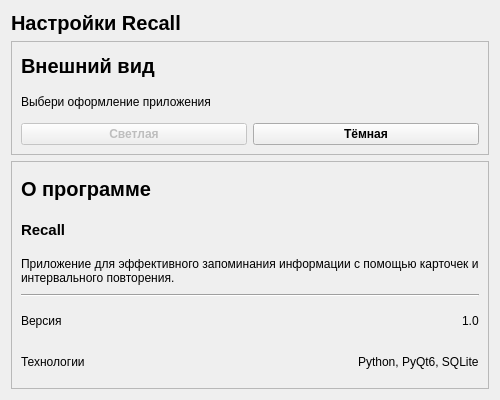
The window that ui/settings_dialog.ui (roms140/PyQt_project) describes before a commit, drawn with Qt 5.
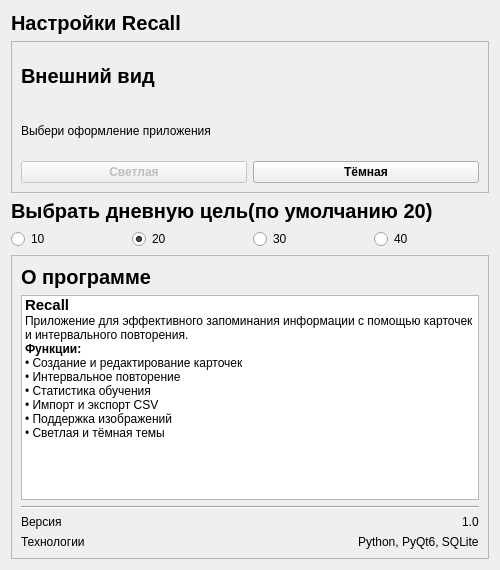
The same window after the commit.

Diff of the .ui file:
```diff
--- a/ui/settings_dialog.ui
+++ b/ui/settings_dialog.ui
@@ -7,13 +7,13 @@
     <x>0</x>
     <y>0</y>
     <width>500</width>
-    <height>400</height>
+    <height>570</height>
    </rect>
   </property>
   <property name="windowTitle">
    <string>Настройки</string>
   </property>
-  <layout class="QVBoxLayout" name="verticalLayout" stretch="0,2,4">
+  <layout class="QVBoxLayout" name="verticalLayout" stretch="0,2,0,0,4">
    <item>
     <widget class="QLabel" name="titleLabel">
      <property name="font">
@@ -96,6 +96,54 @@
      </layout>
     </widget>
    </item>
+   <item>
+    <widget class="QLabel" name="label">
+     <property name="font">
+      <font>
+       <pointsize>15</pointsize>
+       <bold>true</bold>
+      </font>
+     </property>
+     <property name="text">
+      <string>Выбрать дневную цель(по умолчанию 20)</string>
+     </property>
+    </widget>
+   </item>
+   <item>
+    <layout class="QHBoxLayout" name="horizontalLayout_4">
+     <item>
+      <widget class="QRadioButton" name="radioButton10">
+       <property name="text">
+        <string>10</string>
+       </property>
+      </widget>
+     </item>
+     <item>
+      <widget class="QRadioButton" name="radioButton20">
+       <property name="text">
+        <string>20</string>
+       </property>
+       <property name="checked">
+        <bool>true</bool>
+       </property>
+      </widget>
+     </item>
+     <item>
+      <widget class="QRadioButton" name="radioButton30">
+       <property name="text">
+        <string>30</string>
+       </property>
+      </widget>
+     </item>
+     <item>
+      <widget class="QRadioButton" name="radioButton40">
+       <property name="text">
+        <string>40</string>
+       </property>
+      </widget>
+     </item>
+    </layout>
+   </item>
    <item>
     <widget class="QFrame" name="about_programFrame">
      <property name="frameShape">
@@ -119,26 +167,68 @@
        </widget>
       </item>
       <item>
-       <widget class="QLabel" name="recallLabel">
-        <property name="font">
-         <font>
-          <pointsize>11</pointsize>
-          <bold>true</bold>
-         </font>
-        </property>
-        <property name="text">
-         <string>Recall</string>
-        </property>
-       </widget>
-      </item>
-      <item>
-       <widget class="QLabel" name="description_programLabel">
-        <property name="text">
-         <string>Приложение для эффективного запоминания информации с помощью карточек и интервального повторения.</string>
-        </property>
-        <property name="wordWrap">
-         <bool>true</bool>
-        </property>
+       <widget class="QListWidget" name="listWidget">
+        <item>
+         <property name="text">
+          <string>Recall</string>
+         </property>
+         <property name="font">
+          <font>
+           <pointsize>11</pointsize>
+           <bold>true</bold>
+          </font>
+         </property>
+        </item>
+        <item>
+         <property name="text">
+          <string>Приложение для эффективного запоминания информации с помощью карточек</string>
+         </property>
+        </item>
+        <item>
+         <property name="text">
+          <string>и интервального повторения.</string>
+         </property>
+        </item>
+        <item>
+         <property name="text">
+          <string>Функции:</string>
+         </property>
+         <property name="font">
+          <font>
+           <bold>true</bold>
+          </font>
+         </property>
+        </item>
+        <item>
+         <property name="text">
+          <string>• Создание и редактирование карточек</string>
+         </property>
+        </item>
+        <item>
+         <property name="text">
+          <string>• Интервальное повторение</string>
+         </property>
+        </item>
+        <item>
+         <property name="text">
+          <string>• Статистика обучения</string>
+         </property>
+        </item>
+        <item>
+         <property name="text">
+          <string>• Импорт и экспорт CSV</string>
+         </property>
+        </item>
+        <item>
+         <property name="text">
+          <string>• Поддержка изображений</string>
+         </property>
+        </item>
+        <item>
+         <property name="text">
+          <string>• Светлая и тёмная темы</string>
+         </property>
+        </item>
        </widget>
       </item>
       <item>
```
